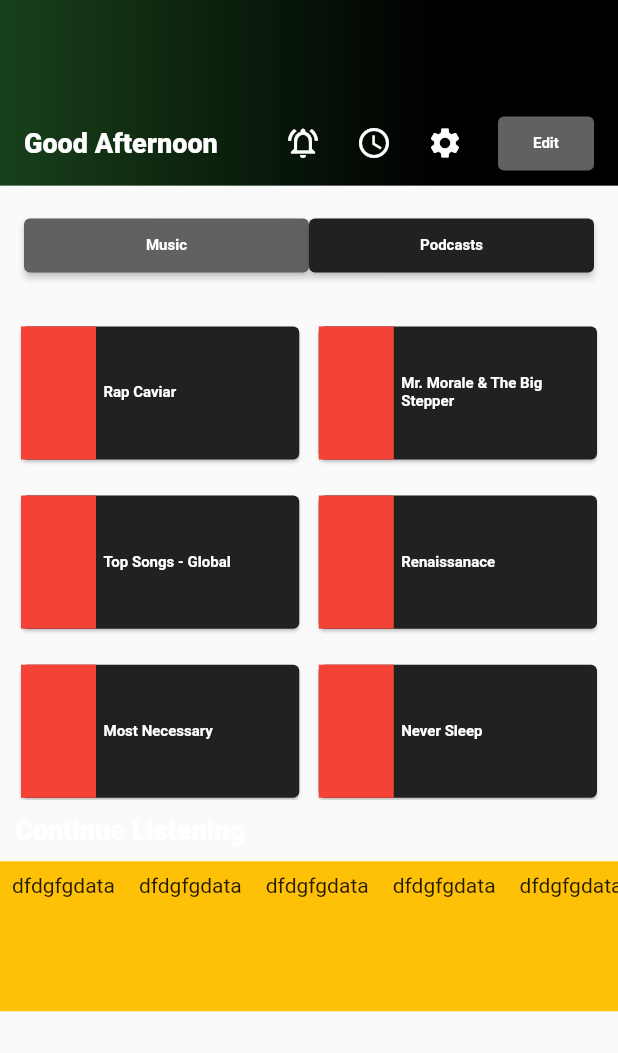
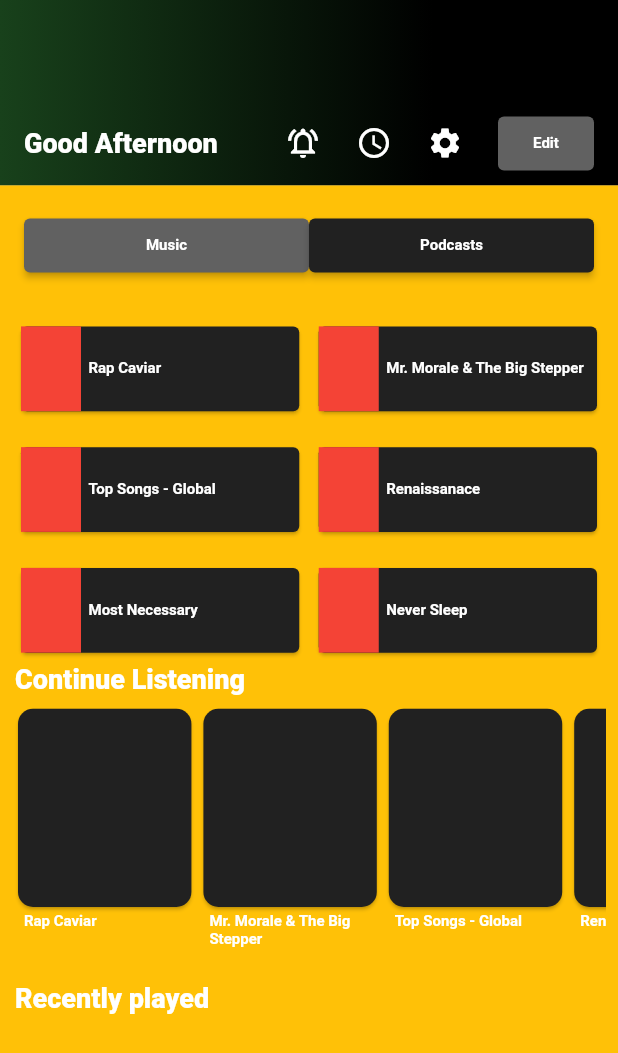
Before and after one commit to Abdullah6445/CHI_new, a Flutter app: the screen it shows after launch, on a phone screen of 412 x 824 dp. Shown: the top 1053 px of the screen. Run offline on Flutter 3.47's test engine with Material 3 defaults, Android fonts, the phone set to English and light mode, and no system bars; our stand-ins replace stacked.

Commit message:
without single child all done

```diff
--- a/lib/PAGES/custom_widget_pages/custom_grid_view.dart
+++ b/lib/PAGES/custom_widget_pages/custom_grid_view.dart
@@ -6,14 +6,15 @@
   @override
   Widget build(BuildContext context) {
     return Container(
-      height: MediaQuery.sizeOf(context).height * .4,
+      // color: Colors.green,
+      height: MediaQuery.sizeOf(context).height * .29,
       child: GridView.count(
         crossAxisCount: 2,
         padding: const EdgeInsets.all(10),
         crossAxisSpacing: 5,
         mainAxisSpacing: 16,
         // shrinkWrap: true,
-        childAspectRatio: (2),
+        childAspectRatio: (3),
 
         children: [
           CardWidget(
@@ -62,7 +63,7 @@
         children: [
           Container(
             height: double.infinity,
-            width: 50,
+            width: 40,
             color: Colors.red,
             child: const Text(""),
           ),
--- a/lib/PAGES/custom_widget_pages/custom_list_view.dart
+++ b/lib/PAGES/custom_widget_pages/custom_list_view.dart
@@ -5,18 +5,66 @@
 
   @override
   Widget build(BuildContext context) {
-    return Container(
-        color: Colors.amber,
-        height: 100,
-        child: ListView.builder(
-          scrollDirection: Axis.horizontal,
-          itemBuilder: (context, index) {
-            return Padding(
-              padding: const EdgeInsets.all(8.0),
-              child: Text("dfdgfgdata"),
-            );
-          },
-          itemCount: 5,
-        ));
+    return Padding(
+      padding: const EdgeInsets.symmetric(horizontal: 8, vertical: 5),
+      child: Container(
+          height: MediaQuery.sizeOf(context).height * .22,
+          width: double.infinity,
+          child: ListView.builder(
+            scrollDirection: Axis.horizontal,
+            itemBuilder: (context, index) {
+              return CustomListViewBuilderItem(value: index);
+            },
+            itemCount: 6,
+          )),
+    );
   }
 }
+
+class CustomListViewBuilderItem extends StatelessWidget {
+  CustomListViewBuilderItem({super.key, required this.value});
+
+  int value;
+
+  List<String> data = [
+    "Rap Caviar",
+    "Mr. Morale & The Big Stepper",
+    "Top Songs - Global",
+    "Renaissanace",
+    "Most Necessary",
+    "Never Sleep"
+  ];
+
+  @override
+  Widget build(BuildContext context) {
+    return Column(
+      children: [
+        SizedBox(
+          height: MediaQuery.sizeOf(context).height * .17,
+          width: MediaQuery.sizeOf(context).width * .3,
+          child: Card(
+            shape:
+                RoundedRectangleBorder(borderRadius: BorderRadius.circular(10)),
+            color: Colors.grey.shade900,
+            child: Text(""),
+          ),
+        ),
+        SizedBox(
+          // height: MediaQuery.sizeOf(context).height * .17,
+          width: MediaQuery.sizeOf(context).width * .3,
+          child: Padding(
+            padding: const EdgeInsets.symmetric(horizontal: 8),
+            child: Text(
+              data[value].toString(),
+              textAlign: TextAlign.start,
+              style: const TextStyle(
+                  color: Colors.white,
+                  fontSize: 10,
+                  fontWeight: FontWeight.bold),
+            ),
+          ),
+        )
+      ],
+    );
+  }
+}
--- a/lib/PAGES/spotify_clone/spotify_page_vu.dart
+++ b/lib/PAGES/spotify_clone/spotify_page_vu.dart
@@ -25,7 +25,7 @@
               child: const CustomSpotifyAppbar()),
           Expanded(
             child: Container(
-              // color: Colors.amber,
+              color: Colors.amber,
               // color: const Color.fromARGB(237, 0, 0, 0),
               child: const Column(
                 // mainAxisAlignment: MainAxisAlignment.start,
@@ -34,7 +34,7 @@
                   CustomRowButtons(),
                   CustomGridView(),
                   Padding(
-                    padding: EdgeInsets.symmetric(vertical: 10, horizontal: 10),
+                    padding: EdgeInsets.symmetric(horizontal: 10),
                     child: Text(
                       "Continue Listening",
                       style: TextStyle(
@@ -44,6 +44,16 @@
                     ),
                   ),
                   CustomListView(),
+                  Padding(
+                    padding: EdgeInsets.symmetric(horizontal: 10),
+                    child: Text(
+                      "Recently played",
+                      style: TextStyle(
+                          color: Colors.white,
+                          fontWeight: FontWeight.w900,
+                          fontSize: 18),
+                    ),
+                  ),
                 ],
               ),
             ),
```
